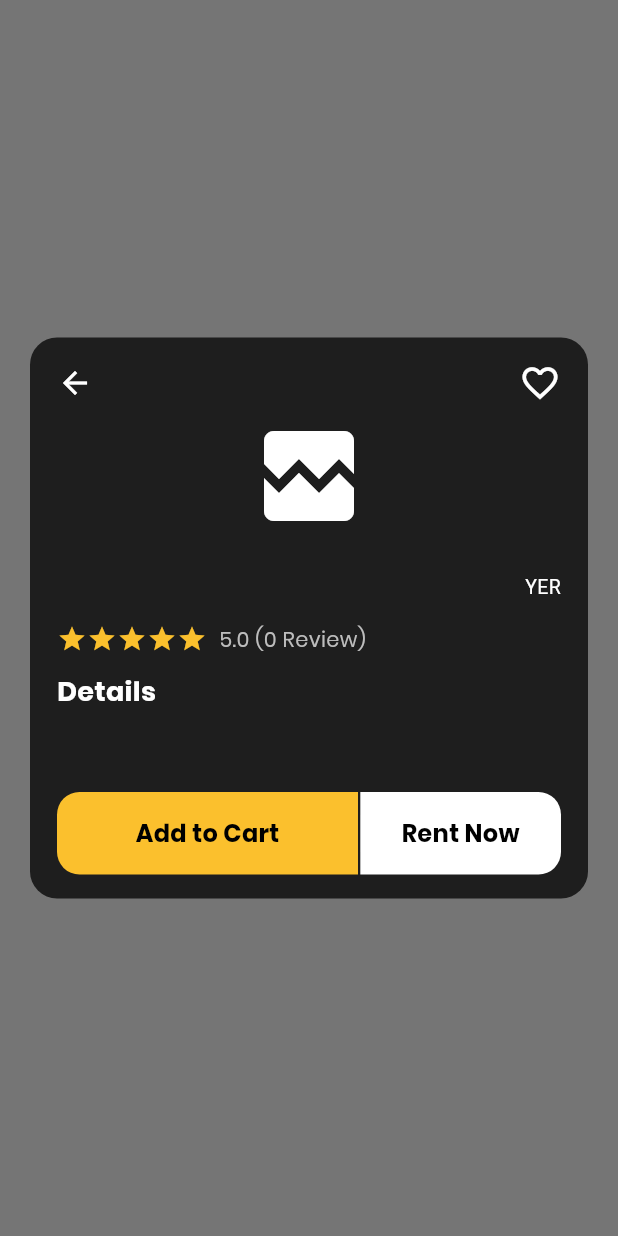
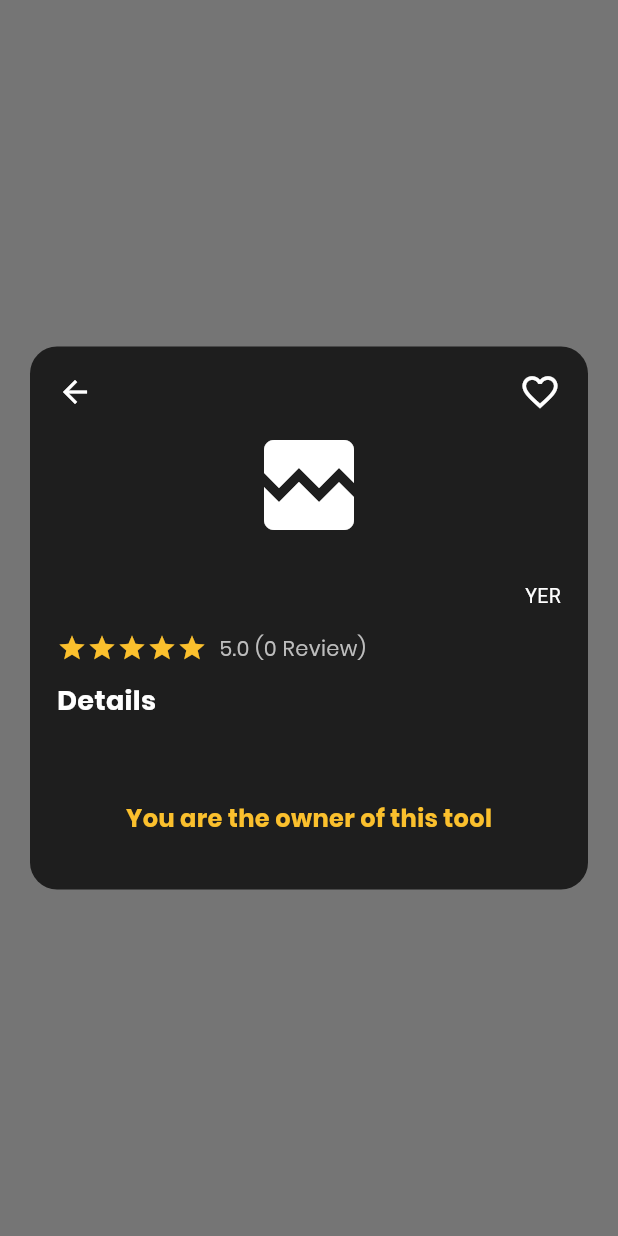
Before and after one commit to iamaymo/adati_mobile_app, a Flutter app: what showProductDialog() shows on an empty page, opened directly with empty values, on a phone screen of 412 x 824 dp. Run offline on Flutter 3.47's test engine with Material 3 defaults, Android fonts, the phone set to English and light mode, and no system bars; our stand-ins replace image_picker, shared_preferences; accounts and stored records are empty; network calls fail.

Commit message:
Add ownerId to Product model and update product dialog to display ownership status

```diff
--- a/lib/components/product_dialog.dart
+++ b/lib/components/product_dialog.dart
@@ -7,6 +7,7 @@ import 'cart.dart';
 
 class Product {
   final int id; // أضفنا الـ ID للتعامل مع السيرفر
+  final int ownerId;
   final String title;
   final String price;
   final String image;
@@ -16,6 +17,7 @@ class Product {
 
   Product({
     required this.id,
+    required this.ownerId,
     required this.title,
     required this.price,
     required this.image,
@@ -25,7 +27,11 @@ class Product {
   });
 }
 
-Future<void> showProductDialog(BuildContext context, Product product) {
+Future<void> showProductDialog(
+  BuildContext context,
+  Product product,
+  int? currentUserId,
+) {
   return showDialog(
     context: context,
     barrierDismissible: true,
@@ -36,7 +42,10 @@ Future<void> showProductDialog(BuildContext context, Product product) {
         insetPadding: const EdgeInsets.symmetric(horizontal: 20, vertical: 24),
         child: GestureDetector(
           onTap: () {},
-          child: _ProductDialogContent(product: product),
+          child: _ProductDialogContent(
+            product: product,
+            currentUserId: currentUserId,
+          ),
         ),
       ),
     ),
@@ -45,8 +54,12 @@ Future<void> showProductDialog(BuildContext context, Product product) {
 
 class _ProductDialogContent extends StatefulWidget {
   final Product product;
-  const _ProductDialogContent({Key? key, required this.product})
-    : super(key: key);
+  final int? currentUserId;
+  const _ProductDialogContent({
+    Key? key,
+    required this.product,
+    this.currentUserId,
+  }) : super(key: key);
 
   @override
   State<_ProductDialogContent> createState() => _ProductDialogContentState();
@@ -58,6 +71,7 @@ class _ProductDialogContentState extends State<_ProductDialogContent> {
   @override
   void initState() {
     super.initState();
+
     checkIfFavorite();
   }
 
@@ -280,7 +294,21 @@ class _ProductDialogContentState extends State<_ProductDialogContent> {
               const SizedBox(height: 24),
 
               // أزرار التحكم (تصميم مدمج)
-              SizedBox(
+              widget.product.ownerId == widget.currentUserId
+                  ? Padding(
+                      padding: const EdgeInsets.only(bottom: 20),
+                      child: Center(
+                        child: Text(
+                          "You are the owner of this tool",
+                          style: TextStyle(
+                            color: Theme.of(context).colorScheme.primary,
+                            fontWeight: FontWeight.bold,
+                            fontSize: 16,
+                          ),
+                        ),
+                      ),
+                    )
+                  : SizedBox(
                       width: double.infinity,
                       child: Row(
                         children: [
@@ -293,9 +321,11 @@ class _ProductDialogContentState extends State<_ProductDialogContent> {
                                     final index = Cart.instance.items.value
                                         .indexWhere(
                                           (item) =>
-                                        item.title == widget.product.title,
+                                              item.title ==
+                                              widget.product.title,
                                         );
-                              if (index != -1) Cart.instance.removeAt(index);
+                                    if (index != -1)
+                                      Cart.instance.removeAt(index);
                                   } else {
                                     Cart.instance.add(widget.product);
                                   }
@@ -314,9 +344,13 @@ class _ProductDialogContentState extends State<_ProductDialogContent> {
                                 ),
                                 child: Center(
                                   child: Text(
-                              isInCart ? 'Remove from Cart' : 'Add to Cart',
+                                    isInCart
+                                        ? 'Remove from Cart'
+                                        : 'Add to Cart',
                                     style: TextStyle(
-                                color: isInCart ? Colors.white : Colors.black,
+                                      color: isInCart
+                                          ? Colors.white
+                                          : Colors.black,
                                       fontSize: 16,
                                       fontWeight: FontWeight.bold,
                                     ),
@@ -336,7 +370,7 @@ class _ProductDialogContentState extends State<_ProductDialogContent> {
                               onTap: () {
                                 showPaymentMethodSheet(
                                   context,
-                            amount: 0, // يمكنك تمرير السعر الحقيقي هنا
+                                  amount: 0,
                                   onPaid: () {
                                     Navigator.of(context).pop();
                                     ScaffoldMessenger.of(context).showSnackBar(
```
Also changed, not shown: lib/pages/home_page.dart (+11 -1 lines). Lines whose indentation alone changed are shown as unchanged.
